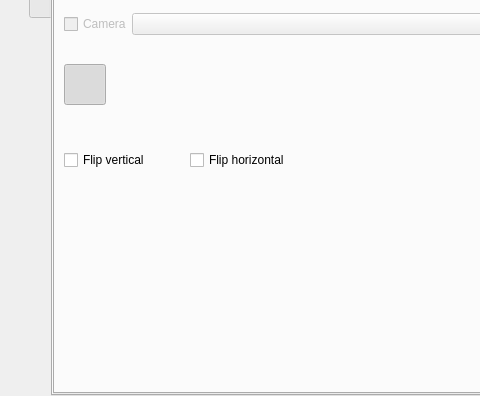
vkohaupt/vokoscreenNG, file src/wayland/formMainWindow_wl.ui: the form before one commit; both pictures show x 83 to 563 and y 102 to 498 of the 820 by 498 pixel window.
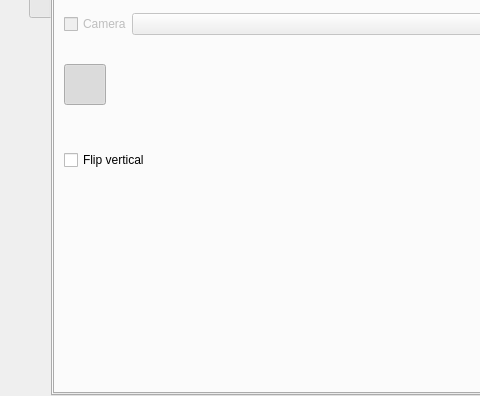
The form after the commit. Icons and pictures are not drawn.

Commit message: Wayland: Add camera

Diff of the .ui file:
```diff
--- a/src/wayland/formMainWindow_wl.ui
+++ b/src/wayland/formMainWindow_wl.ui
@@ -2471,16 +2471,6 @@
                         </property>
                        </spacer>
                       </item>
-                      <item>
-                       <widget class="QCheckBox" name="checkBoxCameraMirrorHorizontal">
-                        <property name="enabled">
-                         <bool>true</bool>
-                        </property>
-                        <property name="text">
-                         <string>Flip horizontal</string>
-                        </property>
-                       </widget>
-                      </item>
                       <item>
                        <widget class="QToolButton" name="toolButtonCameraMirrorHorizontal">
                         <property name="text">
```
Left out of the diff: 6 changed lines with no effect on the pictures. The commit also changes 3 other files.
